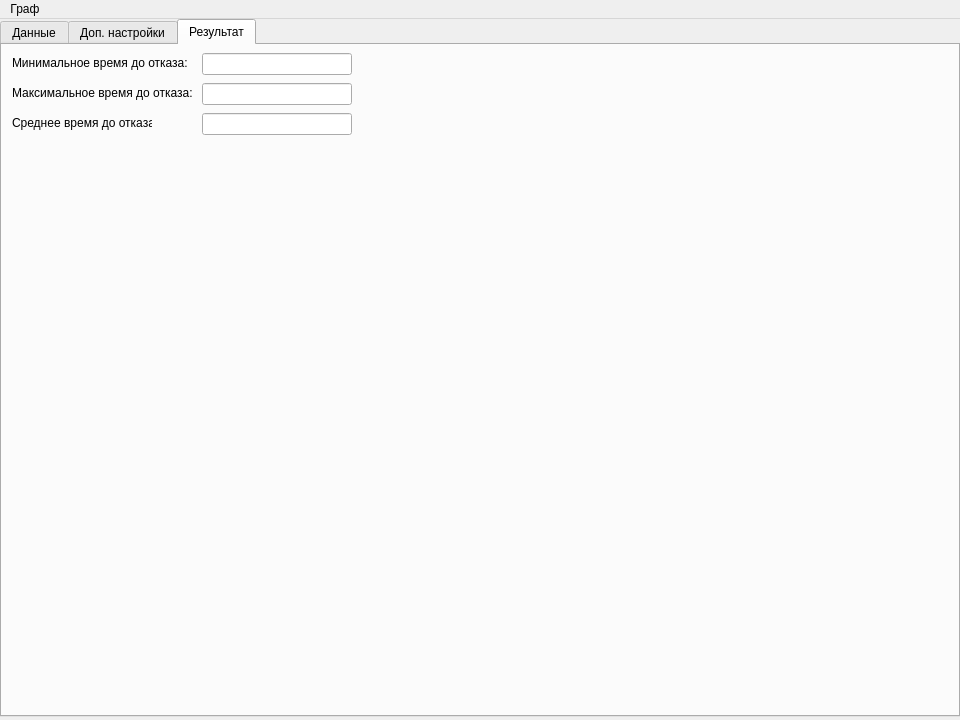
Before: the Qt Designer form MainWindow.ui in PavelBelka/failsafeSystems, drawn with Qt 5.
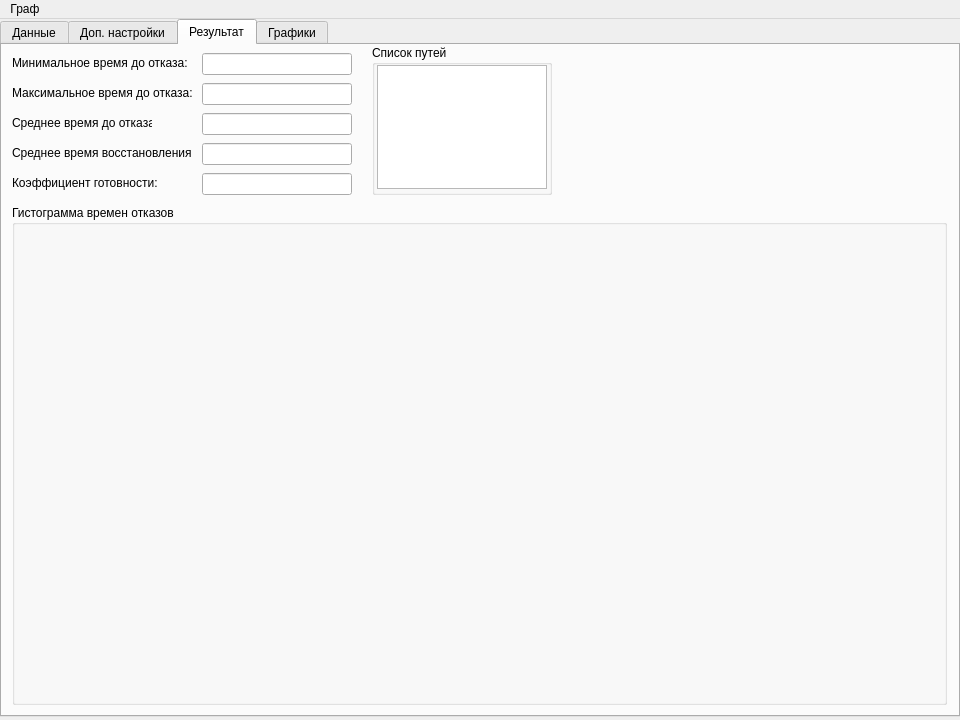
After: the same form once the commit is applied. The open tabs and pages were chosen to show the change.

Commit message: added failure histogram

The edit to the form file:
```diff
--- a/MainWindow.ui
+++ b/MainWindow.ui
@@ -472,6 +472,138 @@
       </property>
       <property name="readOnly">
        <bool>true</bool>
+      </property>
+     </widget>
+     <widget class="QLabel" name="label_average_time_repair">
+      <property name="geometry">
+       <rect>
+        <x>10</x>
+        <y>100</y>
+        <width>180</width>
+        <height>16</height>
+       </rect>
+      </property>
+      <property name="text">
+       <string>Среднее время восстановления:</string>
+      </property>
+     </widget>
+     <widget class="QLineEdit" name="average_time_repair_lineEdit">
+      <property name="geometry">
+       <rect>
+        <x>200</x>
+        <y>98</y>
+        <width>150</width>
+        <height>22</height>
+       </rect>
+      </property>
+      <property name="readOnly">
+       <bool>true</bool>
+      </property>
+     </widget>
+     <widget class="QLabel" name="label_koeff_ready">
+      <property name="geometry">
+       <rect>
+        <x>10</x>
+        <y>130</y>
+        <width>150</width>
+        <height>16</height>
+       </rect>
+      </property>
+      <property name="text">
+       <string>Коэффициент готовности:</string>
+      </property>
+     </widget>
+     <widget class="QLineEdit" name="koeff_ready_lineEdit_2">
+      <property name="geometry">
+       <rect>
+        <x>200</x>
+        <y>128</y>
+        <width>150</width>
+        <height>22</height>
+       </rect>
+      </property>
+      <property name="readOnly">
+       <bool>true</bool>
+      </property>
+     </widget>
+     <widget class="QGroupBox" name="wayGroupBox">
+      <property name="geometry">
+       <rect>
+        <x>370</x>
+        <y>0</y>
+        <width>180</width>
+        <height>150</height>
+       </rect>
+      </property>
+      <property name="title">
+       <string>Список путей</string>
+      </property>
+      <widget class="QPlainTextEdit" name="Way_plainTextEdit">
+       <property name="geometry">
+        <rect>
+         <x>5</x>
+         <y>20</y>
+         <width>170</width>
+         <height>124</height>
+        </rect>
+       </property>
+      </widget>
+     </widget>
+     <widget class="QGroupBox" name="failureGroupBox">
+      <property name="geometry">
+       <rect>
+        <x>10</x>
+        <y>160</y>
+        <width>935</width>
+        <height>500</height>
+       </rect>
+      </property>
+      <property name="title">
+       <string>Гистограмма времен отказов</string>
+      </property>
+     </widget>
+    </widget>
+    <widget class="QWidget" name="charts">
+     <attribute name="title">
+      <string>Графики</string>
+     </attribute>
+     <widget class="QGroupBox" name="probabilityGroupBox">
+      <property name="geometry">
+       <rect>
+        <x>0</x>
+        <y>0</y>
+        <width>470</width>
+        <height>250</height>
+       </rect>
+      </property>
+      <property name="title">
+       <string>Верятность безотказной работы</string>
+      </property>
+     </widget>
+     <widget class="QGroupBox" name="chartProbabilityGroupBox">
+      <property name="geometry">
+       <rect>
+        <x>480</x>
+        <y>0</y>
+        <width>470</width>
+        <height>250</height>
+       </rect>
+      </property>
+      <property name="title">
+       <string>График зависимости вероятности безотказной работы системы от времени</string>
+      </property>
+     </widget>
+     <widget class="QGroupBox" name="recoveryChartGroupBox">
+      <property name="geometry">
+       <rect>
+        <x>0</x>
+        <y>260</y>
+        <width>950</width>
+        <height>400</height>
+       </rect>
+      </property>
+      <property name="title">
+       <string>Диаграмма восстановления</string>
       </property>
      </widget>
     </widget>
```
Left out of the diff: 8 changed lines with no effect on the pictures. The commit also changes 4 other files.
